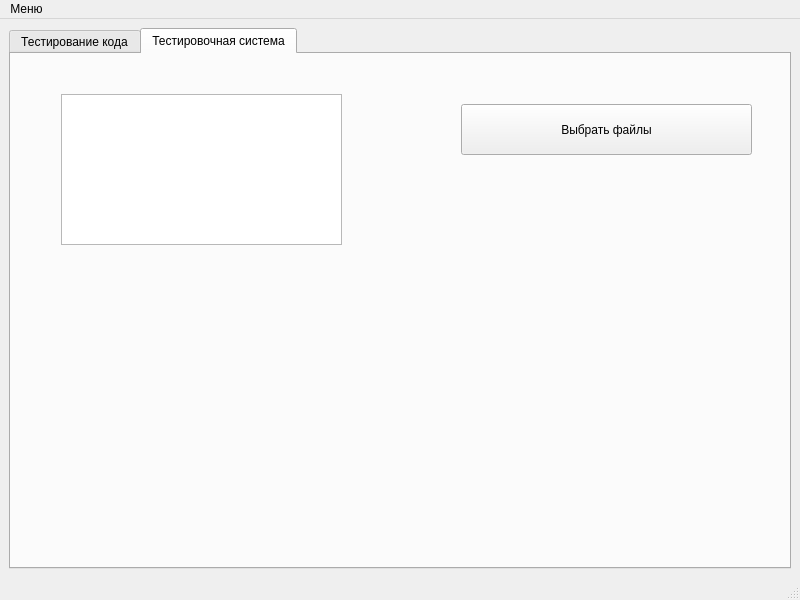
First picture: the form in mainwindow.ui, repository geroineee/ARM_QT, before the edit.
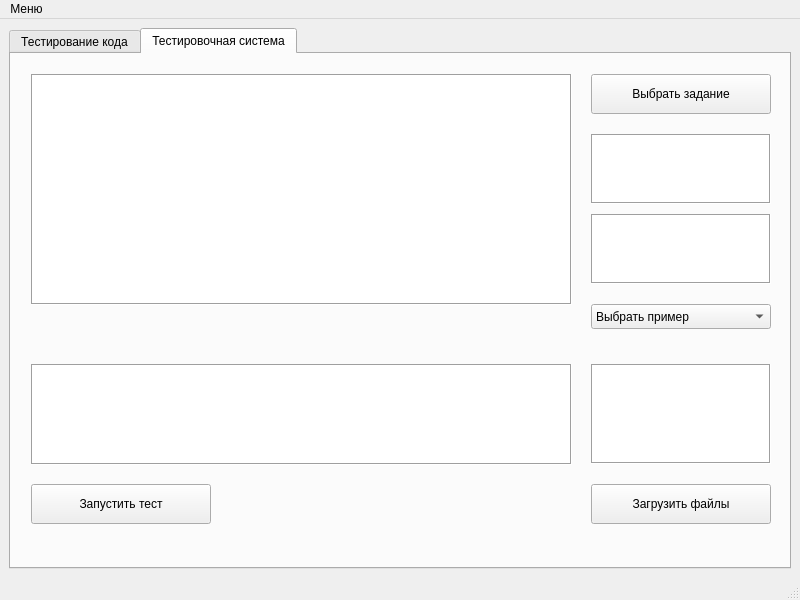
Second picture: the form after the edit.

Commit message: Подготовка интерфейса

The edit to the form file:
```diff
--- a/mainwindow.ui
+++ b/mainwindow.ui
@@ -212,24 +212,120 @@
        <widget class="QPushButton" name="button_get_path_files">
         <property name="geometry">
          <rect>
-          <x>450</x>
-          <y>50</y>
-          <width>291</width>
-          <height>51</height>
+          <x>580</x>
+          <y>430</y>
+          <width>180</width>
+          <height>40</height>
          </rect>
         </property>
         <property name="text">
-         <string>Выбрать файлы</string>
+         <string>Загрузить файлы</string>
         </property>
        </widget>
        <widget class="QListWidget" name="list_selected_files">
         <property name="geometry">
          <rect>
-          <x>50</x>
-          <y>40</y>
-          <width>281</width>
-          <height>151</height>
+          <x>580</x>
+          <y>310</y>
+          <width>180</width>
+          <height>100</height>
          </rect>
+        </property>
+        <property name="frameShape">
+         <enum>QFrame::Box</enum>
+        </property>
+       </widget>
+       <widget class="QPushButton" name="button_get_task">
+        <property name="geometry">
+         <rect>
+          <x>580</x>
+          <y>20</y>
+          <width>180</width>
+          <height>40</height>
+         </rect>
+        </property>
+        <property name="text">
+         <string>Выбрать задание</string>
+        </property>
+       </widget>
+       <widget class="QTextBrowser" name="text_info_task">
+        <property name="geometry">
+         <rect>
+          <x>20</x>
+          <y>20</y>
+          <width>541</width>
+          <height>231</height>
+         </rect>
+        </property>
+        <property name="frameShape">
+         <enum>QFrame::Box</enum>
+        </property>
+       </widget>
+       <widget class="QTextBrowser" name="text_input_example">
+        <property name="geometry">
+         <rect>
+          <x>580</x>
+          <y>80</y>
+          <width>180</width>
+          <height>70</height>
+         </rect>
+        </property>
+        <property name="frameShape">
+         <enum>QFrame::Box</enum>
+        </property>
+       </widget>
+       <widget class="QTextBrowser" name="text_output_example">
+        <property name="geometry">
+         <rect>
+          <x>580</x>
+          <y>160</y>
+          <width>180</width>
+          <height>70</height>
+         </rect>
+        </property>
+        <property name="frameShape">
+         <enum>QFrame::Box</enum>
+        </property>
+       </widget>
+       <widget class="QComboBox" name="combo_box_example">
+        <property name="geometry">
+         <rect>
+          <x>580</x>
+          <y>250</y>
+          <width>180</width>
+          <height>25</height>
+         </rect>
+        </property>
+        <item>
+         <property name="text">
+          <string>Выбрать пример</string>
+         </property>
+        </item>
+       </widget>
+       <widget class="QPushButton" name="button_start_test">
+        <property name="geometry">
+         <rect>
+          <x>20</x>
+          <y>430</y>
+          <width>180</width>
+          <height>40</height>
+         </rect>
+        </property>
+        <property name="text">
+         <string>Запустить тест</string>
+        </property>
+       </widget>
+       <widget class="QTableWidget" name="table_result_test">
+        <property name="geometry">
+         <rect>
+          <x>20</x>
+          <y>310</y>
+          <width>541</width>
+          <height>101</height>
+         </rect>
+        </property>
+        <property name="frameShape">
+         <enum>QFrame::Box</enum>
         </property>
        </widget>
       </widget>
```
The commit also changes 4 other files.
